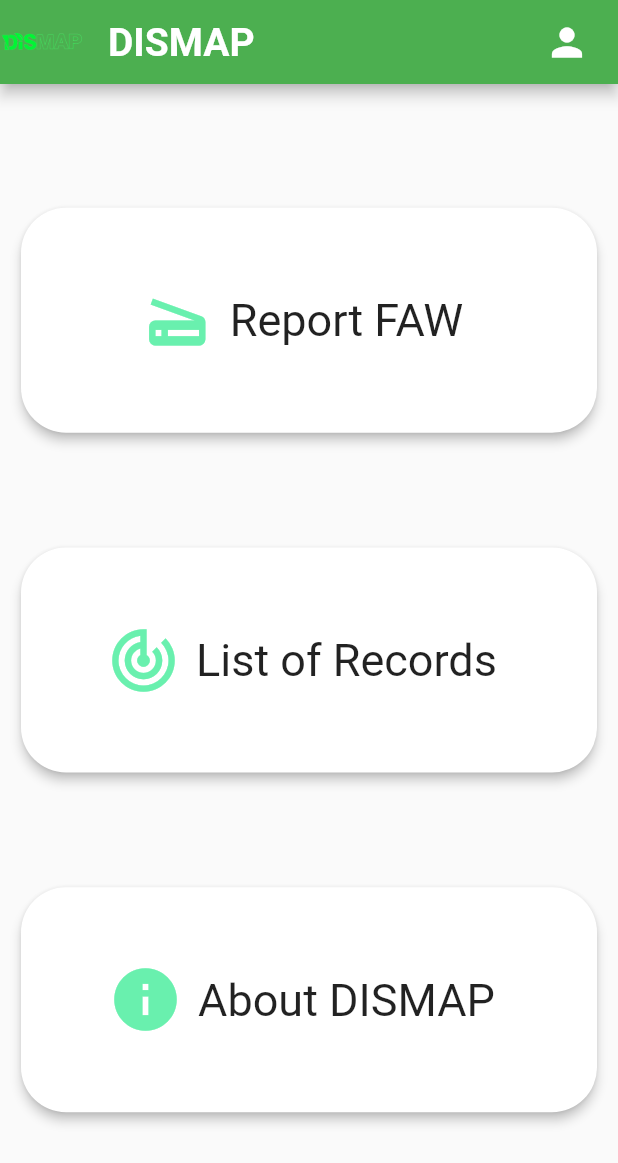
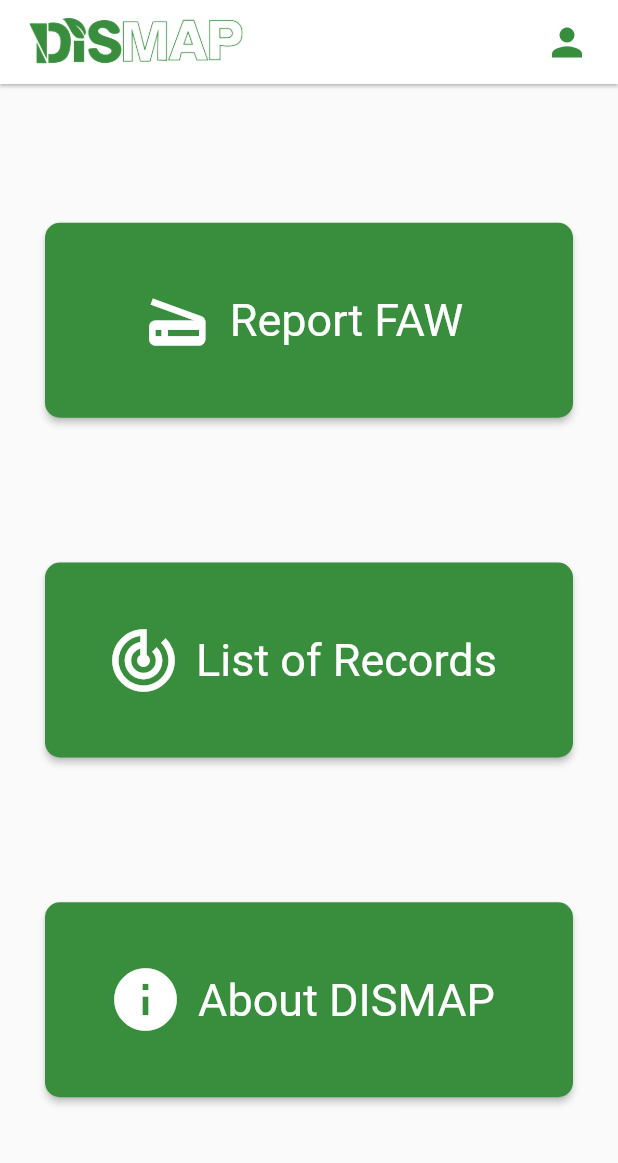
Before and after one commit to jodelmar1016/DSMap, a Flutter app: the Home screen opened directly, on a phone screen of 412 x 824 dp. Shown: the top 1163 px of the screen. Run offline on Flutter 3.47's test engine with Material 2 defaults, Android fonts, the phone set to English and light mode, and no system bars; our stand-ins replace cloud_firestore, firebase_auth, firebase_core, firebase_storage, google_maps_flutter, image_picker; accounts and stored records are empty.

Commit message:
improve homepage

```diff
--- a/lib/screens/home.dart
+++ b/lib/screens/home.dart
@@ -13,11 +13,13 @@ class Home extends StatelessWidget {
   Widget build(BuildContext context) {
     return Scaffold(
         appBar: AppBar(
-          leading: Image.asset('assets/logo.png'),
-          title: Text(
-            'DISMAP',
-            style: TextStyle(fontSize: 26, fontWeight: FontWeight.bold),
+          backgroundColor: Colors.white,
+          title: Image.asset(
+            'assets/logo.png',
+            width: 150,
+            color: Colors.green[700],
           ),
+          elevation: 1,
           actions: [
             Padding(
               padding: const EdgeInsets.only(right: 10),
@@ -31,12 +33,13 @@ class Home extends StatelessWidget {
                   icon: Icon(
                     Icons.person,
                     size: 30,
+                    color: Colors.green[700],
                   )),
             )
           ],
         ),
         body: Padding(
-          padding: const EdgeInsets.all(10.0),
+          padding: const EdgeInsets.symmetric(horizontal: 26),
           child: Column(
             mainAxisAlignment: MainAxisAlignment.spaceEvenly,
             children: [
@@ -52,7 +55,7 @@ class Home extends StatelessWidget {
                 child: CustomCard(
                   icon: Icon(
                     Icons.scanner,
-                    color: Colors.greenAccent,
+                    color: Colors.white,
                     size: 50,
                   ),
                   title: 'Report FAW',
@@ -70,7 +73,7 @@ class Home extends StatelessWidget {
                 child: CustomCard(
                   icon: Icon(
                     Icons.track_changes,
-                    color: Colors.greenAccent,
+                    color: Colors.white,
                     size: 50,
                   ),
                   title: 'List of Records',
@@ -81,7 +84,7 @@ class Home extends StatelessWidget {
                 child: CustomCard(
                   icon: Icon(
                     Icons.info,
-                    color: Colors.greenAccent,
+                    color: Colors.white,
                     size: 50,
                   ),
                   title: 'About DISMAP',
@@ -105,10 +108,11 @@ class CustomCard extends StatelessWidget {
   @override
   Widget build(BuildContext context) {
     return Card(
-      elevation: 3,
-      shape: RoundedRectangleBorder(borderRadius: BorderRadius.circular(30)),
+      color: Colors.green[700],
+      elevation: 2,
+      shape: RoundedRectangleBorder(borderRadius: BorderRadius.circular(10)),
       child: Padding(
-        padding: const EdgeInsets.symmetric(vertical: 50),
+        padding: const EdgeInsets.symmetric(vertical: 40),
         child: Row(
           mainAxisAlignment: MainAxisAlignment.center,
           children: [
@@ -117,7 +121,7 @@ class CustomCard extends StatelessWidget {
               padding: const EdgeInsets.symmetric(horizontal: 10),
               child: Text(
                 '$title',
-                style: TextStyle(fontSize: 30),
+                style: TextStyle(fontSize: 30, color: Colors.white),
               ),
             )
           ],
```
